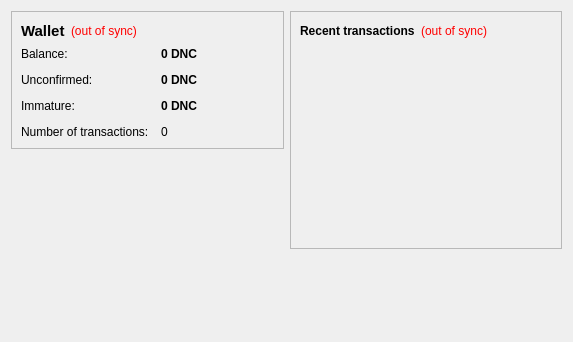
First picture: the form in src/qt/forms/overviewpage.ui, repository antonjuniordev/DonCoin, before the edit.
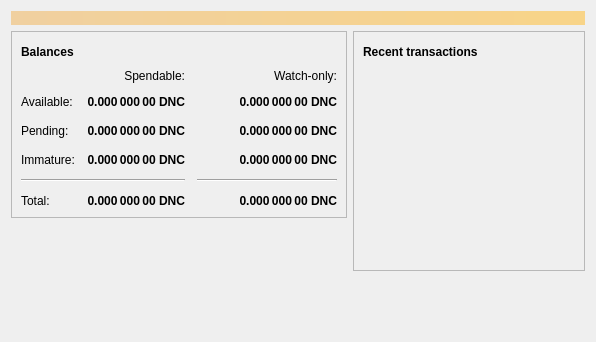
Second picture: the form after the edit. Icons and pictures are not drawn.

```diff
--- a/src/qt/forms/overviewpage.ui
+++ b/src/qt/forms/overviewpage.ui
@@ -6,13 +6,34 @@
    <rect>
     <x>0</x>
     <y>0</y>
-    <width>573</width>
+    <width>596</width>
     <height>342</height>
    </rect>
   </property>
   <property name="windowTitle">
    <string>Form</string>
   </property>
+  <layout class="QVBoxLayout" name="topLayout">
+   <item>
+    <widget class="QLabel" name="labelAlerts">
+     <property name="visible">
+      <bool>false</bool>
+     </property>
+     <property name="styleSheet">
+      <string notr="true">QLabel { background-color: qlineargradient(x1: 0, y1: 0, x2: 1, y2: 0, stop:0 #F0D0A0, stop:1 #F8D488); color:#000000; }</string>
+     </property>
+     <property name="wordWrap">
+      <bool>true</bool>
+     </property>
+     <property name="margin">
+      <number>3</number>
+     </property>
+     <property name="textInteractionFlags">
+      <set>Qt::TextSelectableByMouse</set>
+     </property>
+    </widget>
+   </item>
+   <item>
   <layout class="QHBoxLayout" name="horizontalLayout" stretch="1,1">
    <item>
     <layout class="QVBoxLayout" name="verticalLayout_2">
@@ -31,34 +52,50 @@
            <widget class="QLabel" name="label_5">
             <property name="font">
              <font>
-              <pointsize>11</pointsize>
               <weight>75</weight>
               <bold>true</bold>
              </font>
             </property>
             <property name="text">
-             <string>Wallet</string>
+               <string>Balances</string>
             </property>
            </widget>
           </item>
           <item>
-           <widget class="QLabel" name="labelWalletStatus">
+             <widget class="QPushButton" name="labelWalletStatus">
+              <property name="enabled">
+               <bool>true</bool>
+              </property>
+              <property name="maximumSize">
+               <size>
+                <width>30</width>
+                <height>16777215</height>
+               </size>
+              </property>
             <property name="toolTip">
              <string>The displayed information may be out of date. Your wallet automatically synchronizes with the DonCoin network after a connection is established, but this process has not completed yet.</string>
             </property>
-            <property name="styleSheet">
-             <string notr="true">QLabel { color: red; }</string>
-            </property>
             <property name="text">
-             <string notr="true">(out of sync)</string>
-            </property>
-            <property name="alignment">
-             <set>Qt::AlignLeading|Qt::AlignLeft|Qt::AlignVCenter</set>
+               <string/>
+              </property>
+              <property name="icon">
+               <iconset resource="../doncoin.qrc">
+                <normaloff>:/icons/warning</normaloff>
+                <disabledoff>:/icons/warning</disabledoff>:/icons/warning</iconset>
+              </property>
+              <property name="iconSize">
+               <size>
+                <width>24</width>
+                <height>24</height>
+               </size>
+              </property>
+              <property name="flat">
+               <bool>true</bool>
             </property>
            </widget>
           </item>
           <item>
-           <spacer name="horizontalSpacer_2">
+             <spacer name="horizontalSpacer_3">
             <property name="orientation">
              <enum>Qt::Horizontal</enum>
             </property>
@@ -73,25 +110,12 @@
          </layout>
         </item>
         <item>
-         <layout class="QFormLayout" name="formLayout_2">
-          <property name="fieldGrowthPolicy">
-           <enum>QFormLayout::AllNonFixedFieldsGrow</enum>
-          </property>
-          <property name="horizontalSpacing">
+           <layout class="QGridLayout" name="gridLayout">
+            <property name="spacing">
            <number>12</number>
           </property>
-          <property name="verticalSpacing">
-           <number>12</number>
-          </property>
-          <item row="0" column="0">
-           <widget class="QLabel" name="label">
-            <property name="text">
-             <string>Balance:</string>
-            </property>
-           </widget>
-          </item>
-          <item row="0" column="1">
-           <widget class="QLabel" name="labelBalance">
+            <item row="2" column="2">
+             <widget class="QLabel" name="labelWatchPending">
             <property name="font">
              <font>
               <weight>75</weight>
@@ -102,24 +126,20 @@
              <cursorShape>IBeamCursor</cursorShape>
             </property>
             <property name="toolTip">
-             <string>Your current balance</string>
+               <string>Unconfirmed transactions to watch-only addresses</string>
             </property>
             <property name="text">
-             <string notr="true">0 DNC</string>
+               <string notr="true">0.000 000 00 DNC</string>
+              </property>
+              <property name="alignment">
+               <set>Qt::AlignRight|Qt::AlignTrailing|Qt::AlignVCenter</set>
             </property>
             <property name="textInteractionFlags">
              <set>Qt::LinksAccessibleByMouse|Qt::TextSelectableByKeyboard|Qt::TextSelectableByMouse</set>
             </property>
            </widget>
           </item>
-          <item row="1" column="0">
-           <widget class="QLabel" name="label_3">
-            <property name="text">
-             <string>Unconfirmed:</string>
-            </property>
-           </widget>
-          </item>
-          <item row="1" column="1">
+            <item row="2" column="1">
            <widget class="QLabel" name="labelUnconfirmed">
             <property name="font">
              <font>
@@ -131,41 +151,78 @@
              <cursorShape>IBeamCursor</cursorShape>
             </property>
             <property name="toolTip">
-             <string>Total of transactions that have yet to be confirmed, and do not yet count toward the current balance</string>
+               <string>Total of transactions that have yet to be confirmed, and do not yet count toward the spendable balance</string>
             </property>
             <property name="text">
-             <string notr="true">0 DNC</string>
-            </property>
+               <string notr="true">0.000 000 00 DNC</string>
+              </property>
+              <property name="alignment">
+               <set>Qt::AlignRight|Qt::AlignTrailing|Qt::AlignVCenter</set>
+              </property>
             <property name="textInteractionFlags">
              <set>Qt::LinksAccessibleByMouse|Qt::TextSelectableByKeyboard|Qt::TextSelectableByMouse</set>
             </property>
            </widget>
           </item>
-          <item row="3" column="0">
-           <widget class="QLabel" name="label_2">
+            <item row="3" column="2">
+             <widget class="QLabel" name="labelWatchImmature">
+              <property name="font">
+               <font>
+                <weight>75</weight>
+                <bold>true</bold>
+               </font>
+              </property>
+              <property name="cursor">
+               <cursorShape>IBeamCursor</cursorShape>
+              </property>
+              <property name="toolTip">
+               <string>Mined balance in watch-only addresses that has not yet matured</string>
+              </property>
             <property name="text">
-             <string>Number of transactions:</string>
+               <string notr="true">0.000 000 00 DNC</string>
+              </property>
+              <property name="alignment">
+               <set>Qt::AlignRight|Qt::AlignTrailing|Qt::AlignVCenter</set>
+              </property>
+              <property name="textInteractionFlags">
+               <set>Qt::LinksAccessibleByMouse|Qt::TextSelectableByKeyboard|Qt::TextSelectableByMouse</set>
+              </property>
+             </widget>
+            </item>
+            <item row="4" column="0" colspan="2">
+             <widget class="Line" name="line">
+              <property name="orientation">
+               <enum>Qt::Horizontal</enum>
+              </property>
+             </widget>
+            </item>
+            <item row="4" column="2">
+             <widget class="Line" name="lineWatchBalance">
+              <property name="sizePolicy">
+               <sizepolicy hsizetype="Preferred" vsizetype="Fixed">
+                <horstretch>0</horstretch>
+                <verstretch>0</verstretch>
+               </sizepolicy>
+              </property>
+              <property name="minimumSize">
+               <size>
+                <width>140</width>
+                <height>0</height>
+               </size>
+              </property>
+              <property name="orientation">
+               <enum>Qt::Horizontal</enum>
+              </property>
+             </widget>
+            </item>
+            <item row="5" column="0">
+             <widget class="QLabel" name="labelTotalText">
+              <property name="text">
+               <string>Total:</string>
             </property>
            </widget>
           </item>
           <item row="3" column="1">
-           <widget class="QLabel" name="labelNumTransactions">
-            <property name="toolTip">
-             <string>Total number of transactions in wallet</string>
-            </property>
-            <property name="text">
-             <string notr="true">0</string>
-            </property>
-           </widget>
-          </item>
-          <item row="2" column="0">
-           <widget class="QLabel" name="labelImmatureText">
-            <property name="text">
-             <string>Immature:</string>
-            </property>
-           </widget>
-          </item>
-          <item row="2" column="1">
            <widget class="QLabel" name="labelImmature">
             <property name="font">
              <font>
@@ -173,17 +230,177 @@
               <bold>true</bold>
              </font>
             </property>
+              <property name="cursor">
+               <cursorShape>IBeamCursor</cursorShape>
+              </property>
             <property name="toolTip">
              <string>Mined balance that has not yet matured</string>
             </property>
             <property name="text">
-             <string notr="true">0 DNC</string>
-            </property>
+               <string notr="true">0.000 000 00 DNC</string>
+              </property>
+              <property name="alignment">
+               <set>Qt::AlignRight|Qt::AlignTrailing|Qt::AlignVCenter</set>
+              </property>
             <property name="textInteractionFlags">
              <set>Qt::LinksAccessibleByMouse|Qt::TextSelectableByKeyboard|Qt::TextSelectableByMouse</set>
             </property>
            </widget>
           </item>
+            <item row="2" column="3">
+             <spacer name="horizontalSpacer_2">
+              <property name="orientation">
+               <enum>Qt::Horizontal</enum>
+              </property>
+              <property name="sizeHint" stdset="0">
+               <size>
+                <width>40</width>
+                <height>20</height>
+               </size>
+              </property>
+             </spacer>
+            </item>
+            <item row="3" column="0">
+             <widget class="QLabel" name="labelImmatureText">
+              <property name="text">
+               <string>Immature:</string>
+              </property>
+             </widget>
+            </item>
+            <item row="5" column="1">
+             <widget class="QLabel" name="labelTotal">
+              <property name="font">
+               <font>
+                <weight>75</weight>
+                <bold>true</bold>
+               </font>
+              </property>
+              <property name="cursor">
+               <cursorShape>IBeamCursor</cursorShape>
+              </property>
+              <property name="toolTip">
+               <string>Your current total balance</string>
+              </property>
+              <property name="text">
+               <string notr="true">0.000 000 00 DNC</string>
+              </property>
+              <property name="alignment">
+               <set>Qt::AlignRight|Qt::AlignTrailing|Qt::AlignVCenter</set>
+              </property>
+              <property name="textInteractionFlags">
+               <set>Qt::LinksAccessibleByMouse|Qt::TextSelectableByKeyboard|Qt::TextSelectableByMouse</set>
+              </property>
+             </widget>
+            </item>
+            <item row="5" column="2">
+             <widget class="QLabel" name="labelWatchTotal">
+              <property name="font">
+               <font>
+                <weight>75</weight>
+                <bold>true</bold>
+               </font>
+              </property>
+              <property name="cursor">
+               <cursorShape>IBeamCursor</cursorShape>
+              </property>
+              <property name="toolTip">
+               <string>Current total balance in watch-only addresses</string>
+              </property>
+              <property name="text">
+               <string notr="true">0.000 000 00 DNC</string>
+              </property>
+              <property name="alignment">
+               <set>Qt::AlignRight|Qt::AlignTrailing|Qt::AlignVCenter</set>
+              </property>
+              <property name="textInteractionFlags">
+               <set>Qt::LinksAccessibleByMouse|Qt::TextSelectableByKeyboard|Qt::TextSelectableByMouse</set>
+              </property>
+             </widget>
+            </item>
+            <item row="0" column="2">
+             <widget class="QLabel" name="labelWatchonly">
+              <property name="text">
+               <string>Watch-only:</string>
+              </property>
+              <property name="alignment">
+               <set>Qt::AlignRight|Qt::AlignTrailing|Qt::AlignVCenter</set>
+              </property>
+             </widget>
+            </item>
+            <item row="1" column="0">
+             <widget class="QLabel" name="labelBalanceText">
+              <property name="text">
+               <string>Available:</string>
+              </property>
+             </widget>
+            </item>
+            <item row="1" column="1">
+             <widget class="QLabel" name="labelBalance">
+              <property name="font">
+               <font>
+                <weight>75</weight>
+                <bold>true</bold>
+               </font>
+              </property>
+              <property name="cursor">
+               <cursorShape>IBeamCursor</cursorShape>
+              </property>
+              <property name="toolTip">
+               <string>Your current spendable balance</string>
+              </property>
+              <property name="text">
+               <string notr="true">0.000 000 00 DNC</string>
+              </property>
+              <property name="alignment">
+               <set>Qt::AlignRight|Qt::AlignTrailing|Qt::AlignVCenter</set>
+              </property>
+              <property name="textInteractionFlags">
+               <set>Qt::LinksAccessibleByMouse|Qt::TextSelectableByKeyboard|Qt::TextSelectableByMouse</set>
+              </property>
+             </widget>
+            </item>
+            <item row="1" column="2">
+             <widget class="QLabel" name="labelWatchAvailable">
+              <property name="font">
+               <font>
+                <weight>75</weight>
+                <bold>true</bold>
+               </font>
+              </property>
+              <property name="cursor">
+               <cursorShape>IBeamCursor</cursorShape>
+              </property>
+              <property name="toolTip">
+               <string>Your current balance in watch-only addresses</string>
+              </property>
+              <property name="text">
+               <string notr="true">0.000 000 00 DNC</string>
+              </property>
+              <property name="alignment">
+               <set>Qt::AlignRight|Qt::AlignTrailing|Qt::AlignVCenter</set>
+              </property>
+              <property name="textInteractionFlags">
+               <set>Qt::LinksAccessibleByMouse|Qt::TextSelectableByKeyboard|Qt::TextSelectableByMouse</set>
+              </property>
+             </widget>
+            </item>
+            <item row="2" column="0">
+             <widget class="QLabel" name="labelPendingText">
+              <property name="text">
+               <string>Pending:</string>
+              </property>
+             </widget>
+            </item>
+            <item row="0" column="1">
+             <widget class="QLabel" name="labelSpendable">
+              <property name="text">
+               <string>Spendable:</string>
+              </property>
+              <property name="alignment">
+               <set>Qt::AlignRight|Qt::AlignTrailing|Qt::AlignVCenter</set>
+              </property>
+             </widget>
+            </item>
          </layout>
         </item>
        </layout>
@@ -219,24 +436,47 @@
          <layout class="QHBoxLayout" name="horizontalLayout_2">
           <item>
            <widget class="QLabel" name="label_4">
+              <property name="font">
+               <font>
+                <weight>75</weight>
+                <bold>true</bold>
+               </font>
+              </property>
             <property name="text">
-             <string>&lt;b&gt;Recent transactions&lt;/b&gt;</string>
+               <string>Recent transactions</string>
             </property>
            </widget>
           </item>
           <item>
-           <widget class="QLabel" name="labelTransactionsStatus">
+             <widget class="QPushButton" name="labelTransactionsStatus">
+              <property name="enabled">
+               <bool>true</bool>
+              </property>
+              <property name="maximumSize">
+               <size>
+                <width>30</width>
+                <height>16777215</height>
+               </size>
+              </property>
             <property name="toolTip">
              <string>The displayed information may be out of date. Your wallet automatically synchronizes with the DonCoin network after a connection is established, but this process has not completed yet.</string>
             </property>
-            <property name="styleSheet">
-             <string notr="true">QLabel { color: red; }</string>
-            </property>
             <property name="text">
-             <string notr="true">(out of sync)</string>
-            </property>
-            <property name="alignment">
-             <set>Qt::AlignRight|Qt::AlignTrailing|Qt::AlignVCenter</set>
+               <string/>
+              </property>
+              <property name="icon">
+               <iconset resource="../doncoin.qrc">
+                <normaloff>:/icons/warning</normaloff>
+                <disabledoff>:/icons/warning</disabledoff>:/icons/warning</iconset>
+              </property>
+              <property name="iconSize">
+               <size>
+                <width>24</width>
+                <height>24</height>
+               </size>
+              </property>
+              <property name="flat">
+               <bool>true</bool>
             </property>
            </widget>
           </item>
@@ -289,6 +529,8 @@
         </size>
        </property>
       </spacer>
+       </item>
+      </layout>
      </item>
     </layout>
    </item>
```
Lines whose indentation alone changed are shown as unchanged.
